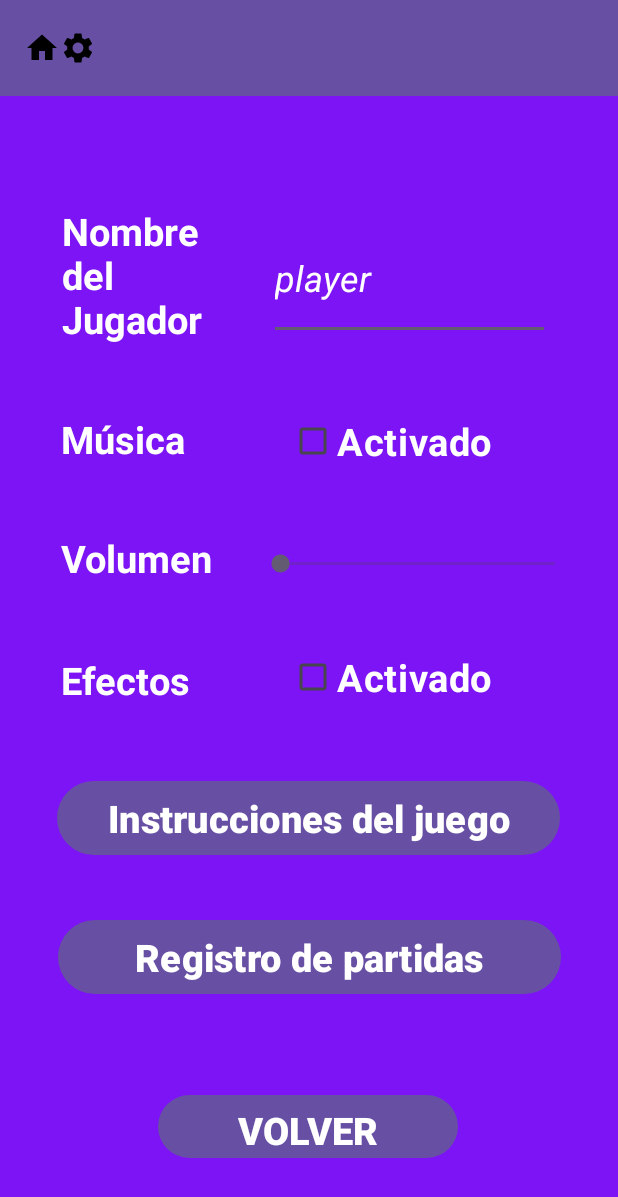
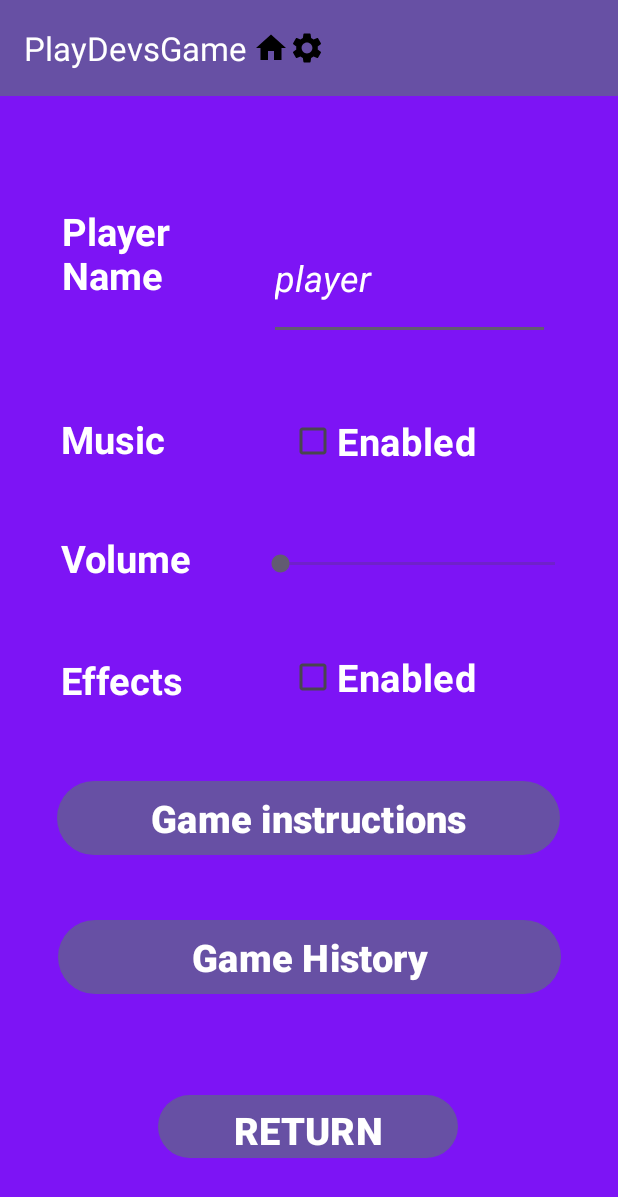
Before and after one commit to nelparajon/PlayDevsApp, an Android app: the SettingsActivity screen opened directly, with no data from a screen before it, on a phone screen of 412 x 824 dp. Shown: the top 1197 px of the screen. Run offline under Robolectric (Android 15) with nearby library versions, the phone set to English and light mode, and no system bars.

Commit message:
La app es multidioma

```diff
--- a/app/src/main/java/com/playdevsgame/SettingsActivity.kt
+++ b/app/src/main/java/com/playdevsgame/SettingsActivity.kt
@@ -6,13 +6,34 @@ import android.widget.Button
 import android.widget.EditText
 import androidx.appcompat.app.AppCompatActivity
 import android.app.AlertDialog
+import android.content.Intent
+import android.widget.ImageButton
 import androidx.core.text.HtmlCompat
+import com.google.android.material.appbar.MaterialToolbar
+
+
+
 
 class SettingsActivity : AppCompatActivity() {
 
     override fun onCreate(savedInstanceState: Bundle?) {
         super.onCreate(savedInstanceState)
         setContentView(R.layout.settings_activity)
+
+        val toolbar: MaterialToolbar = findViewById(R.id.toolbar)
+        setSupportActionBar(toolbar)
+
+        val homeButton: ImageButton = findViewById(R.id.homeButton)
+        homeButton.setOnClickListener {
+            val intent = Intent(this, MainActivity::class.java)
+            startActivity(intent)
+        }
+
+        val settingsButton: ImageButton = findViewById(R.id.settingsButton)
+        settingsButton.setOnClickListener {
+            val intent = Intent(this, SettingsActivity::class.java)
+            startActivity(intent)
+        }
 
         val playerNameEditText: EditText = findViewById(R.id.playerNameEditText)
         val backButton: Button = findViewById(R.id.backButton)
@@ -42,9 +63,7 @@ class SettingsActivity : AppCompatActivity() {
         }
     }
     private fun showInstructionsDialog() {
-        val instructions = "<font color='#000000'><big>1. El jugador cuenta con 10 tiradas de dados para conseguir obtener la puntuación más alta posible.</big></font><br/>" +
-                "<font color='#000000'><big>2. Se empieza el juego con 0 puntos y en cada tirada se debe adivinar si el resultado de los dados será par o impar.</big></font><br/>" +
-                "<font color='#000000'><big>3. Si se acierta el resultado, se otorgan 10 puntos. Fallar no conlleva pérdida de puntos.</big></font>"
+        val instructions = getString(R.string.instructions)
 
         val alertDialogBuilder = AlertDialog.Builder(this)
         alertDialogBuilder.setTitle(HtmlCompat.fromHtml("<big>Instrucciones del Juego</big>", HtmlCompat.FROM_HTML_MODE_LEGACY))
@@ -56,5 +75,4 @@ class SettingsActivity : AppCompatActivity() {
         val alertDialog = alertDialogBuilder.create()
         alertDialog.show()
     }
-
 }
--- a/app/src/main/res/layout/activity_final_screen.xml
+++ b/app/src/main/res/layout/activity_final_screen.xml
@@ -9,7 +9,7 @@
 
 <!--    toolbar-->
 
-<!--    <include
+ <!-- <include
       layout="@layout/toolbar_custom"
       android:layout_width="match_parent"
       android:layout_height="wrap_content" />-->
@@ -20,7 +20,7 @@
       android:layout_width="43dp"
       android:layout_height="44dp"
       android:elevation="50dp"
-        android:src="@drawable/ajustes_icon"
+      android:src="@drawable/baseline_settings_24"
       app:layout_constraintBottom_toBottomOf="parent"
       app:layout_constraintEnd_toEndOf="parent"
       app:layout_constraintHorizontal_bias="1.0"
@@ -45,7 +45,7 @@
         android:layout_width="0dp"
         android:layout_height="wrap_content"
         android:layout_marginTop="36dp"
-        android:text="Nueva Partida"
+        android:text="@string/botonSettings"
         android:textSize="30sp"
         app:layout_constraintEnd_toEndOf="parent"
         app:layout_constraintHorizontal_bias="0.0"
--- a/app/src/main/res/layout/activity_main.xml
+++ b/app/src/main/res/layout/activity_main.xml
@@ -54,7 +54,7 @@
         android:layout_width="200dp"
         android:layout_height="50dp"
         android:onClick="onSettingsClick"
-        android:text="SETTINGS"
+        android:text="@string/settingsButton"
         app:layout_constraintBottom_toBottomOf="parent"
         app:layout_constraintEnd_toEndOf="parent"
         app:layout_constraintHorizontal_bias="0.497"
--- a/app/src/main/res/layout/settings_activity.xml
+++ b/app/src/main/res/layout/settings_activity.xml
@@ -21,7 +21,7 @@
             android:layout_width="335dp"
             android:layout_height="57dp"
             android:onClick="onInstructionsClick"
-            android:text="Instrucciones del juego"
+            android:text="@string/instrucciones_del_juego"
             app:layout_constraintBottom_toBottomOf="parent"
             app:layout_constraintEnd_toEndOf="parent"
             app:layout_constraintHorizontal_bias="0.497"
@@ -35,7 +35,7 @@
             android:layout_width="335dp"
             android:layout_height="57dp"
             android:onClick="onHistoryClick"
-            android:text="Registro de partidas"
+            android:text="@string/registro_de_partidas"
             app:layout_constraintBottom_toBottomOf="parent"
             app:layout_constraintEnd_toEndOf="parent"
             app:layout_constraintStart_toStartOf="parent"
@@ -47,7 +47,7 @@
             style="@style/PlayBtn"
             android:layout_width="140dp"
             android:layout_height="41dp"
-            android:text="Activado"
+            android:text="@string/activado"
             app:layout_constraintBottom_toBottomOf="parent"
             app:layout_constraintEnd_toEndOf="parent"
             app:layout_constraintHorizontal_bias="0.708"
@@ -60,7 +60,7 @@
             style="@style/PlayBtn"
             android:layout_width="111dp"
             android:layout_height="35dp"
-            android:text="Efectos"
+            android:text="@string/efectos"
             app:layout_constraintBottom_toBottomOf="parent"
             app:layout_constraintEnd_toEndOf="parent"
             app:layout_constraintHorizontal_bias="0.136"
@@ -73,7 +73,7 @@
             style="@style/PlayBtn"
             android:layout_width="104dp"
             android:layout_height="39dp"
-            android:text="Volumen"
+            android:text="@string/volumen"
             app:layout_constraintBottom_toBottomOf="parent"
             app:layout_constraintEnd_toEndOf="parent"
             app:layout_constraintHorizontal_bias="0.133"
@@ -86,7 +86,7 @@
             style="@style/PlayBtn"
             android:layout_width="104dp"
             android:layout_height="39dp"
-            android:text="Música"
+            android:text="@string/m_sica"
             app:layout_constraintBottom_toBottomOf="parent"
             app:layout_constraintEnd_toEndOf="parent"
             app:layout_constraintHorizontal_bias="0.133"
@@ -100,7 +100,7 @@
             android:layout_width="200dp"
             android:layout_height="50dp"
             android:onClick="onBackClick"
-            android:text="VOLVER"
+            android:text="@string/volver"
             app:layout_constraintBottom_toBottomOf="parent"
             app:layout_constraintEnd_toEndOf="parent"
             app:layout_constraintHorizontal_bias="0.497"
@@ -113,7 +113,7 @@
             style="@style/PlayBtn"
             android:layout_width="106dp"
             android:layout_height="95dp"
-            android:text="Nombre del Jugador"
+            android:text="@string/nombre_del_jugador"
             app:layout_constraintBottom_toBottomOf="parent"
             app:layout_constraintEnd_toEndOf="parent"
             app:layout_constraintHorizontal_bias="0.134"
@@ -126,7 +126,7 @@
             style="@style/PlayBtn"
             android:layout_width="187dp"
             android:layout_height="82dp"
-            android:hint="Nombre del jugador"
+            android:hint="@string/nombre_del_jugador"
             android:inputType="text"
             android:textSize="24sp"
             android:textStyle="italic"
@@ -142,7 +142,7 @@
             style="@style/PlayBtn"
             android:layout_width="140dp"
             android:layout_height="41dp"
-            android:text="Activado"
+            android:text="@string/activado"
             app:layout_constraintBottom_toBottomOf="parent"
             app:layout_constraintEnd_toEndOf="parent"
             app:layout_constraintHorizontal_bias="0.708"
--- a/app/src/main/res/values/strings.xml
+++ b/app/src/main/res/values/strings.xml
@@ -1,17 +1,21 @@
-<resources>
-<!-- Nombre aplicación -->
+
+<resources xmlns:tools="http://schemas.android.com/tools">
+
+    <!-- Application name -->
 <string name="app_name">PlayDevsGame</string>
 
 <!-- Main Activity -->
 <string name="btn_play">PLAY</string>
+    <string name="settingsButton">SETTINGS</string>
+
 
 <!-- Game Activity -->
-<string name="btn_par">PAR</string>
-<string name="btn_impar">IMPAR</string>
+<string name="btn_par">EVEN</string>
+<string name="btn_impar">ODD</string>
 <string name="score">SCORE</string>
-<string name="par">PAR!</string>
-<string name="impar">IMPAR!</string>
-<string name="rolls_text">TIRADAS</string>
+<string name="par">EVEN!</string>
+<string name="impar">ODD!</string>
+<string name="rolls_text">ROLLS</string>
 <string name="player_name">PLAYER</string>
 
 <!-- Preference Titles -->
@@ -20,8 +24,9 @@
 <string name="sync_header">Sync</string>
 
 <!-- FinalScreen Activity -->
-<string name="puntuacion_actual">Puntuación Actual: %1$d</string>
-<string name="record">Récord: %1$d</string>
+<string name="puntuacion_actual">Current Score:: %1$d</string>
+<string name="record">Record: %1$d</string>
+    <string name="botonSettings">New Game</string>
 
 <!-- Messages Preferences -->
 <string name="signature_title">Your signature</string>
@@ -36,4 +41,24 @@
     <string name="logo_description" />
     <string name="settings" />
     <string name="home" />
-</resources>
+
+    <!-- Settings -->
+
+    <string name="instrucciones_del_juego">Game instructions</string>
+    <string name="registro_de_partidas">Game History</string>
+    <string name="activado">Enabled</string>
+    <string name="efectos">Effects</string>
+    <string name="volumen">Volume</string>
+    <string name="m_sica">Music</string>
+    <string name="volver">RETURN</string>
+    <string name="nombre_del_jugador">Player Name</string>
+
+    <string name="instructions" tools:ignore="StringEscaping">
+    <![CDATA[
+        <font color=\'#000000\'><big>1. The player has 10 dice rolls to achieve the highest possible score.</big></font><br/>
+        <font color=\'#000000\'><big>2. The game starts with 0 points, and on each roll, the player must guess if the dice result will be even or odd.</big></font><br/>
+        <font color=\'#000000\'><big>3. If the guess is correct, 10 points are awarded. Failing does not result in point loss.</big></font>
+    ]]>
+</string>
+
+ </resources>
--- a/build.gradle.kts
+++ b/build.gradle.kts
@@ -1,5 +1,5 @@
 // Top-level build file where you can add configuration options common to all sub-projects/modules.
 plugins {
-    id("com.android.application") version "8.3.0" apply false
+    id("com.android.application") version "8.3.2" apply false
     id("org.jetbrains.kotlin.android") version "1.9.22" apply false
 }
```
Also changed, not shown: app/src/main/java/com/playdevsgame/DatabaseHandler.kt (+58 -1 lines), app/src/main/java/com/playdevsgame/FinalScreenActivity.kt (+30 -19 lines), app/src/main/java/com/playdevsgame/GameActivity.kt (+44 -14 lines), 1 other file. Lines whose indentation alone changed are shown as unchanged.
